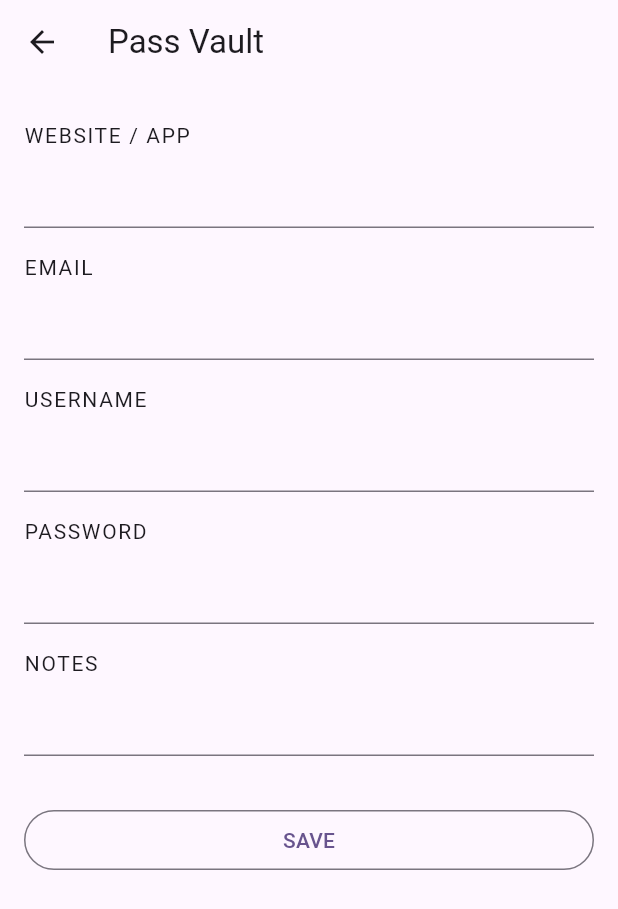
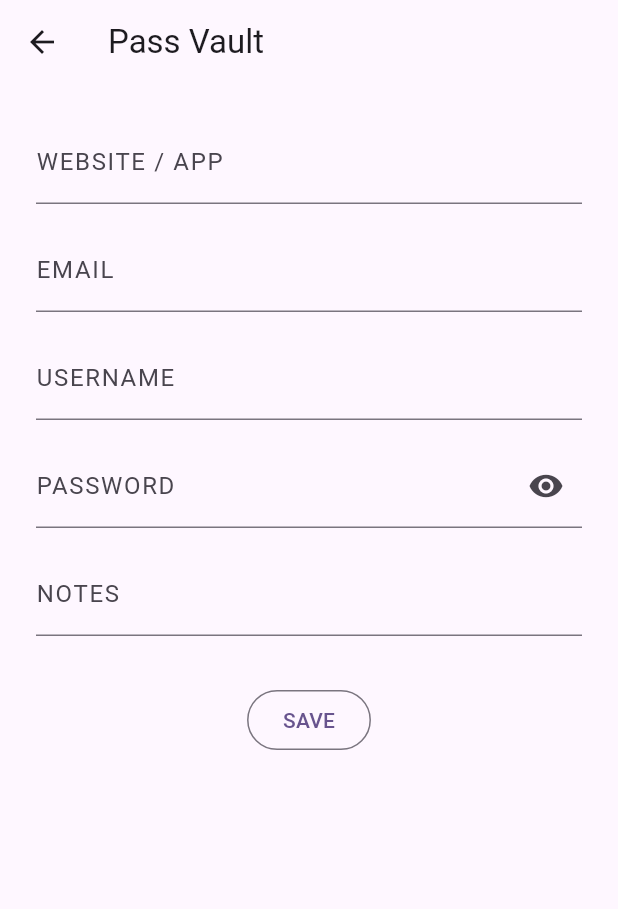
Before and after one commit to er-lo/password_manager, a Flutter app: the NewPasswordPage screen opened directly, on a phone screen of 412 x 824 dp. Shown: the top 909 px of the screen. Run offline on Flutter 3.47's test engine with Material 3 defaults, Android fonts, the phone set to English and light mode, and no system bars; our stand-ins replace isar; accounts and stored records are empty; generated files the repository leaves out were written again.

Commit message:
cleaned up the text fields and made password field obscurable

```diff
--- a/lib/screens/new_password_screen.dart
+++ b/lib/screens/new_password_screen.dart
@@ -16,6 +16,8 @@ class _NewPasswordPageState extends State<NewPasswordPage> {
   final noteController = TextEditingController();
   final websiteController = TextEditingController();
 
+  bool passwordVisible = true;
+
   @override
   Widget build(BuildContext context) {
     return Scaffold(
@@ -24,59 +26,83 @@ class _NewPasswordPageState extends State<NewPasswordPage> {
       ),
       body: Padding(
         padding: const EdgeInsets.all(16),
-        child: ListView(
+        child: SingleChildScrollView(
+          child: Column(
+            mainAxisAlignment: MainAxisAlignment.start,
             children: [
-            const SizedBox(height: 8),
-            const Text(
+              Padding(
+                padding: const EdgeInsets.all(8.0),
+                child: TextField(
+                  controller: websiteController,
+                  decoration: const InputDecoration(
+                    label: Text(
                       "WEBSITE / APP",
                       style: TextStyle(letterSpacing: 1.1),
                     ),
-            const SizedBox(height: 4),
-            TextField(
-              controller: websiteController,
                   ),
-            const SizedBox(height: 8),
-            const SizedBox(height: 8),
-            const Text(
+                ),
+              ),
+              Padding(
+                padding: const EdgeInsets.all(8.0),
+                child: TextField(
+                  controller: emailController,
+                  decoration: const InputDecoration(
+                    label: Text(
                       "EMAIL",
                       style: TextStyle(letterSpacing: 1.1),
                     ),
-            const SizedBox(height: 4),
-            TextField(
-              controller: emailController,
                   ),
-            const SizedBox(height: 8),
-            const SizedBox(height: 8),
-            const Text(
+                ),
+              ),
+              Padding(
+                padding: const EdgeInsets.all(8.0),
+                child: TextField(
+                  controller: userNameController,
+                  decoration: const InputDecoration(
+                    label: Text(
                       "USERNAME",
                       style: TextStyle(letterSpacing: 1.1),
                     ),
-            const SizedBox(height: 4),
-            TextField(
-              controller: userNameController,
                   ),
-            const SizedBox(height: 8),
-            const SizedBox(height: 8),
-            const Text(
+                ),
+              ),
+              Padding(
+                padding: const EdgeInsets.all(8.0),
+                child: TextField(
+                  controller: passwordController,
+                  obscureText: passwordVisible,
+                  enableSuggestions: false,
+                  autocorrect: false,
+                  decoration: InputDecoration(
+                    label: const Text(
                       "PASSWORD",
                       style: TextStyle(letterSpacing: 1.1),
                     ),
-            const SizedBox(height: 4),
-            TextField(
-              controller: passwordController,
-              obscureText: true,
+                    suffixIcon: IconButton(
+                      onPressed: () {
+                        setState(() {
+                          passwordVisible = !passwordVisible;
+                        });
+                      },
+                      icon: Icon(passwordVisible
+                          ? Icons.visibility
+                          : Icons.visibility_off),
                     ),
-            const SizedBox(height: 8),
-            const SizedBox(height: 8),
-            const Text(
+                  ),
+                ),
+              ),
+              Padding(
+                padding: const EdgeInsets.all(8.0),
+                child: TextField(
+                  controller: noteController,
+                  decoration: const InputDecoration(
+                    label: Text(
                       "NOTES",
                       style: TextStyle(letterSpacing: 1.1),
                     ),
-            const SizedBox(height: 4),
-            TextField(
-              controller: noteController,
                   ),
-            const SizedBox(height: 8),
+                ),
+              ),
               const SizedBox(height: 24),
               OutlinedButton(
                 onPressed: () {
@@ -98,6 +124,7 @@ class _NewPasswordPageState extends State<NewPasswordPage> {
             ],
           ),
         ),
+      ),
     );
   }
 }
```
Lines whose indentation alone changed are shown as unchanged.
